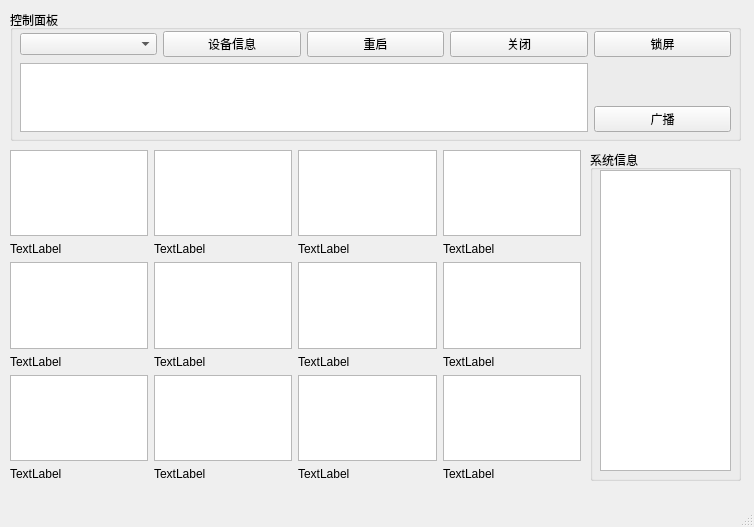
Old version of the form sever/ui_source_server/server_panel.ui in the repository Jarrettluo/multimedia_management_software.
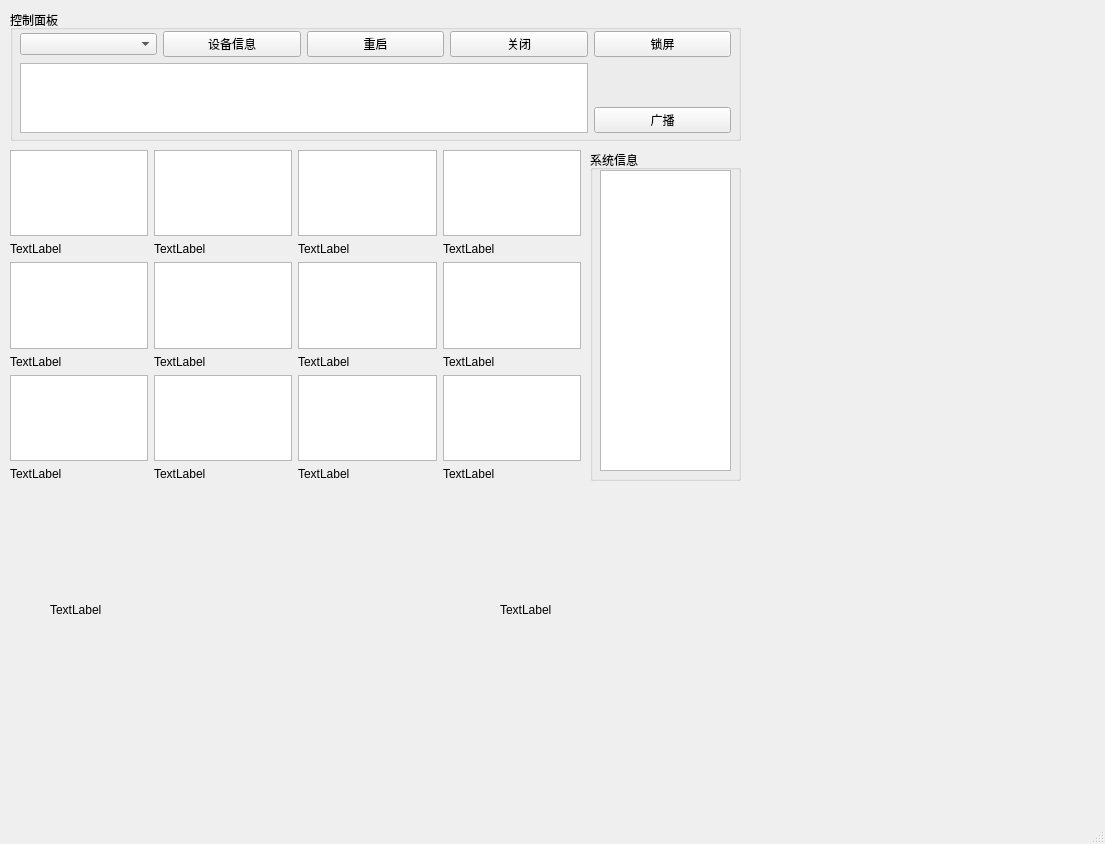
New version of the form.

What changed in the file:
```diff
--- a/sever/ui_source_server/server_panel.ui
+++ b/sever/ui_source_server/server_panel.ui
@@ -6,8 +6,8 @@
    <rect>
     <x>0</x>
     <y>0</y>
-    <width>754</width>
-    <height>527</height>
+    <width>1105</width>
+    <height>844</height>
    </rect>
   </property>
   <property name="windowTitle">
@@ -26,13 +26,13 @@
     <property name="title">
      <string>控制面板</string>
     </property>
-    <widget class="QWidget" name="">
+    <widget class="QWidget" name="layoutWidget">
      <property name="geometry">
       <rect>
        <x>10</x>
        <y>21</y>
        <width>711</width>
-       <height>101</height>
+       <height>102</height>
       </rect>
      </property>
      <layout class="QGridLayout" name="gridLayout">
@@ -116,7 +116,7 @@
      </property>
     </widget>
    </widget>
-   <widget class="QWidget" name="">
+   <widget class="QWidget" name="layoutWidget">
     <property name="geometry">
      <rect>
       <x>10</x>
@@ -260,6 +260,32 @@
      </item>
     </layout>
    </widget>
+   <widget class="QLabel" name="label_9">
+    <property name="geometry">
+     <rect>
+      <x>50</x>
+      <y>510</y>
+      <width>300</width>
+      <height>200</height>
+     </rect>
+    </property>
+    <property name="text">
+     <string>TextLabel</string>
+    </property>
+   </widget>
+   <widget class="QLabel" name="label_10">
+    <property name="geometry">
+     <rect>
+      <x>500</x>
+      <y>510</y>
+      <width>300</width>
+      <height>200</height>
+     </rect>
+    </property>
+    <property name="text">
+     <string>TextLabel</string>
+    </property>
+   </widget>
   </widget>
   <widget class="QMenuBar" name="menubar">
    <property name="geometry">
```
Left out of the diff: 2 changed lines with no effect on the pictures.
